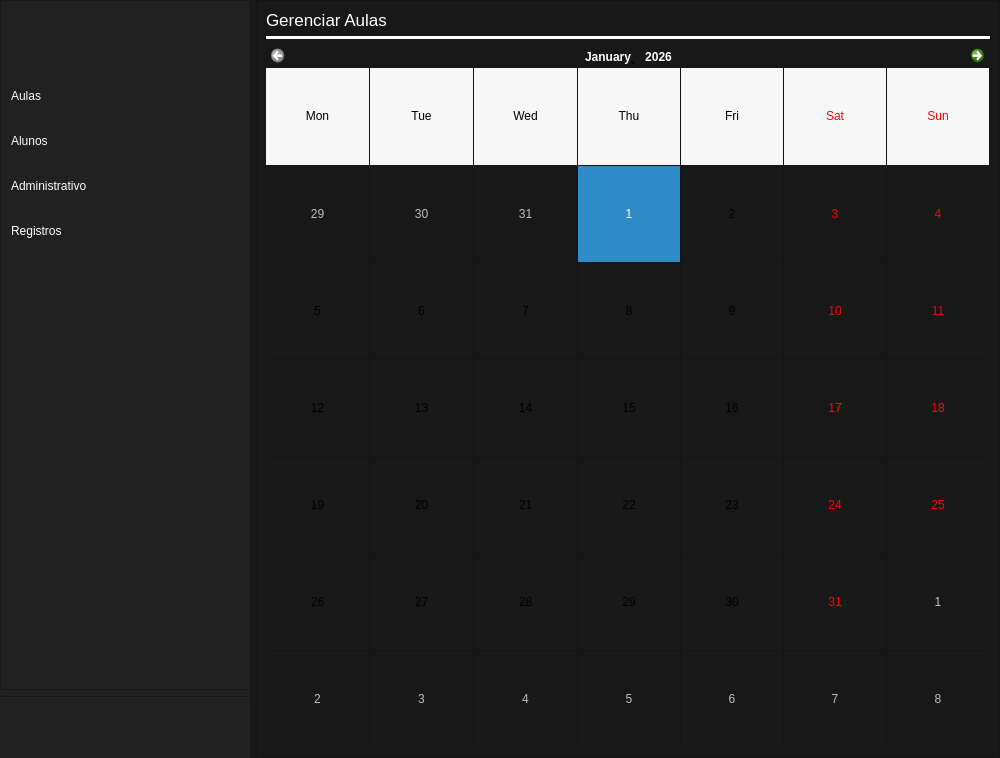
Old version of the form views/ui/raw/main_view.ui in the repository vitorcarnieli/desktop-bjjadmin.
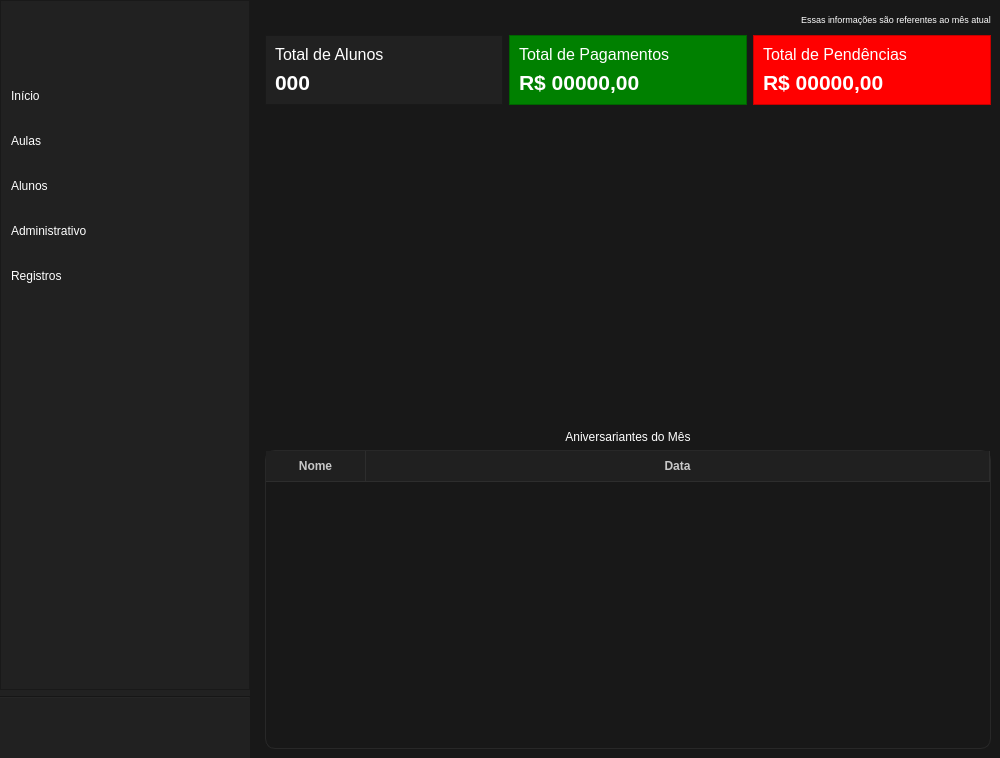
New version of the form. Icons and pictures are not drawn.

```diff
--- a/views/ui/raw/main_view.ui
+++ b/views/ui/raw/main_view.ui
@@ -121,6 +121,38 @@
             </property>
            </widget>
           </item>
+          <item>
+           <widget class="QPushButton" name="btn_home">
+            <property name="minimumSize">
+             <size>
+              <width>0</width>
+              <height>40</height>
+             </size>
+            </property>
+            <property name="styleSheet">
+             <string notr="true">QPushButton {
+	color: rgb(255, 255, 255);
+	border: 0px solid;
+	border-radius: 20px;
+	text-align: left;
+	padding: 10px;
+}
+
+QPushButton:hover {
+	border-radius: 20px!important;
+	background-color:  #303030;
+	color: white;
+}</string>
+            </property>
+            <property name="text">
+             <string>Início</string>
+            </property>
+            <property name="icon">
+             <iconset>
+              <normaloff>../../icons/home.png</normaloff>../../icons/home.png</iconset>
+            </property>
+           </widget>
+          </item>
           <item>
            <widget class="QPushButton" name="btn_menu_lessons">
             <property name="minimumSize">
@@ -335,6 +367,381 @@
       <property name="currentIndex">
        <number>0</number>
       </property>
+      <widget class="QWidget" name="page_home">
+       <layout class="QVBoxLayout" name="verticalLayout_21">
+        <item>
+         <layout class="QHBoxLayout" name="horizontalLayout_11">
+          <item>
+           <spacer name="horizontalSpacer_5">
+            <property name="orientation">
+             <enum>Qt::Orientation::Horizontal</enum>
+            </property>
+            <property name="sizeHint" stdset="0">
+             <size>
+              <width>40</width>
+              <height>20</height>
+             </size>
+            </property>
+           </spacer>
+          </item>
+          <item>
+           <widget class="QLabel" name="label_7">
+            <property name="font">
+             <font>
+              <pointsize>7</pointsize>
+             </font>
+            </property>
+            <property name="styleSheet">
+             <string notr="true">color: rgb(255, 255, 255);</string>
+            </property>
+            <property name="text">
+             <string>Essas informações são referentes ao mês atual</string>
+            </property>
+           </widget>
+          </item>
+         </layout>
+        </item>
+        <item>
+         <layout class="QHBoxLayout" name="horizontalLayout_7">
+          <item>
+           <widget class="QFrame" name="frame_total">
+            <property name="styleSheet">
+             <string notr="true">background-color: rgb(33, 33, 33);</string>
+            </property>
+            <property name="frameShape">
+             <enum>QFrame::Shape::StyledPanel</enum>
+            </property>
+            <property name="frameShadow">
+             <enum>QFrame::Shadow::Raised</enum>
+            </property>
+            <layout class="QVBoxLayout" name="verticalLayout_8">
+             <item>
+              <widget class="QLabel" name="label">
+               <property name="font">
+                <font>
+                 <pointsize>12</pointsize>
+                </font>
+               </property>
+               <property name="styleSheet">
+                <string notr="true">color: rgb(255, 255, 255);</string>
+               </property>
+               <property name="text">
+                <string>Total de Alunos</string>
+               </property>
+              </widget>
+             </item>
+             <item>
+              <widget class="QLabel" name="total_num">
+               <property name="font">
+                <font>
+                 <pointsize>16</pointsize>
+                 <bold>true</bold>
+                </font>
+               </property>
+               <property name="styleSheet">
+                <string notr="true">color: rgb(255, 255, 255);</string>
+               </property>
+               <property name="text">
+                <string>000</string>
+               </property>
+              </widget>
+             </item>
+            </layout>
+           </widget>
+          </item>
+          <item>
+           <widget class="QFrame" name="frame_paied">
+            <property name="styleSheet">
+             <string notr="true">background-color: green;</string>
+            </property>
+            <property name="frameShape">
+             <enum>QFrame::Shape::StyledPanel</enum>
+            </property>
+            <property name="frameShadow">
+             <enum>QFrame::Shadow::Raised</enum>
+            </property>
+            <layout class="QVBoxLayout" name="verticalLayout_9">
+             <item>
+              <widget class="QLabel" name="label_6">
+               <property name="font">
+                <font>
+                 <pointsize>12</pointsize>
+                </font>
+               </property>
+               <property name="styleSheet">
+                <string notr="true">color: rgb(255, 255, 255);</string>
+               </property>
+               <property name="text">
+                <string>Total de Pagamentos</string>
+               </property>
+              </widget>
+             </item>
+             <item>
+              <widget class="QLabel" name="paied_num">
+               <property name="font">
+                <font>
+                 <pointsize>16</pointsize>
+                 <bold>true</bold>
+                </font>
+               </property>
+               <property name="styleSheet">
+                <string notr="true">color: rgb(255, 255, 255);</string>
+               </property>
+               <property name="text">
+                <string>R$ 00000,00</string>
+               </property>
+              </widget>
+             </item>
+            </layout>
+           </widget>
+          </item>
+          <item>
+           <widget class="QFrame" name="frame_peding">
+            <property name="styleSheet">
+             <string notr="true">background-color: rgb(255, 0, 0);</string>
+            </property>
+            <property name="frameShape">
+             <enum>QFrame::Shape::StyledPanel</enum>
+            </property>
+            <property name="frameShadow">
+             <enum>QFrame::Shadow::Raised</enum>
+            </property>
+            <layout class="QVBoxLayout" name="verticalLayout_10">
+             <item>
+              <widget class="QLabel" name="label_23232">
+               <property name="font">
+                <font>
+                 <pointsize>12</pointsize>
+                </font>
+               </property>
+               <property name="styleSheet">
+                <string notr="true">color: rgb(255, 255, 255);</string>
+               </property>
+               <property name="text">
+                <string>Total de Pendências</string>
+               </property>
+              </widget>
+             </item>
+             <item>
+              <widget class="QLabel" name="peding_num">
+               <property name="font">
+                <font>
+                 <pointsize>16</pointsize>
+                 <bold>true</bold>
+                </font>
+               </property>
+               <property name="styleSheet">
+                <string notr="true">color: rgb(255, 255, 255);</string>
+               </property>
+               <property name="text">
+                <string>R$ 00000,00</string>
+               </property>
+              </widget>
+             </item>
+            </layout>
+           </widget>
+          </item>
+         </layout>
+        </item>
+        <item>
+         <layout class="QHBoxLayout" name="horizontalLayout_9">
+          <item>
+           <layout class="QVBoxLayout" name="verticalLayout_12">
+            <item>
+             <spacer name="verticalSpacer_3">
+              <property name="orientation">
+               <enum>Qt::Orientation::Vertical</enum>
+              </property>
+              <property name="sizeHint" stdset="0">
+               <size>
+                <width>20</width>
+                <height>40</height>
+               </size>
+              </property>
+             </spacer>
+            </item>
+            <item>
+             <layout class="QHBoxLayout" name="pie_layout"/>
+            </item>
+            <item>
+             <spacer name="verticalSpacer_2">
+              <property name="orientation">
+               <enum>Qt::Orientation::Vertical</enum>
+              </property>
+              <property name="sizeHint" stdset="0">
+               <size>
+                <width>20</width>
+                <height>40</height>
+               </size>
+              </property>
+             </spacer>
+            </item>
+           </layout>
+          </item>
+          <item>
+           <layout class="QVBoxLayout" name="verticalLayout_13">
+            <item>
+             <spacer name="verticalSpacer_5">
+              <property name="orientation">
+               <enum>Qt::Orientation::Vertical</enum>
+              </property>
+              <property name="sizeHint" stdset="0">
+               <size>
+                <width>20</width>
+                <height>40</height>
+               </size>
+              </property>
+             </spacer>
+            </item>
+            <item>
+             <layout class="QHBoxLayout" name="column_layout"/>
+            </item>
+            <item>
+             <spacer name="verticalSpacer_4">
+              <property name="orientation">
+               <enum>Qt::Orientation::Vertical</enum>
+              </property>
+              <property name="sizeHint" stdset="0">
+               <size>
+                <width>20</width>
+                <height>40</height>
+               </size>
+              </property>
+             </spacer>
+            </item>
+           </layout>
+          </item>
+         </layout>
+        </item>
+        <item>
+         <layout class="QHBoxLayout" name="horizontalLayout_10">
+          <item>
+           <layout class="QVBoxLayout" name="verticalLayout_11">
+            <item>
+             <widget class="QLabel" name="label_8">
+              <property name="styleSheet">
+               <string notr="true">color: rgb(255, 255, 255);</string>
+              </property>
+              <property name="text">
+               <string>Aniversariantes do Mês</string>
+              </property>
+              <property name="alignment">
+               <set>Qt::AlignmentFlag::AlignCenter</set>
+              </property>
+             </widget>
+            </item>
+            <item>
+             <widget class="QTableWidget" name="table_birthday">
+              <property name="styleSheet">
+               <string notr="true">/* QTableWidget / QTableView - Dark Modern */
+
+QTableWidget {
+    background-color: rgb(24, 24, 24);
+    color: rgb(220, 220, 220);
+    gridline-color: rgb(45, 45, 45);
+    border: 1px solid rgb(40, 40, 40);
+    border-radius: 10px;
+    font-size: 13px;
+    selection-background-color: rgb(52, 120, 180);
+    selection-color: white;
+}
+
+/* Linhas alternadas */
+QTableWidget::item:alternate {
+    background-color: rgb(28, 28, 28);
+}
+
+/* Hover */
+QTableWidget::item:hover {
+    background-color: rgb(40, 40, 40);
+}
+
+/* Selecionado */
+QTableWidget::item:selected {
+    background-color: rgb(52, 120, 180);
+    color: white;
+}
+
+/* Header horizontal */
+QHeaderView::section {
+    background-color: rgb(32, 32, 32);
+    color: rgb(200, 200, 200);
+    padding: 6px;
+    border: none;
+    border-bottom: 1px solid rgb(45, 45, 45);
+    border-right: 1px solid rgb(45, 45, 45);
+    font-weight: bold;
+}
+
+/* Header hover */
+QHeaderView::section:hover {
+    background-color: rgb(38, 38, 38);
+}
+
+/* Scrollbars minimalistas */
+QScrollBar:vertical {
+    background: rgb(24, 24, 24);
+    width: 10px;
+    margin: 0;
+}
+
+QScrollBar::handle:vertical {
+    background: rgb(60, 60, 60);
+    border-radius: 5px;
+    min-height: 20px;
+}
+
+QScrollBar::handle:vertical:hover {
+    background: rgb(90, 90, 90);
+}
+
+QScrollBar::add-line,
+QScrollBar::sub-line {
+    height: 0;
+}
+
+/* Foco discreto */
+QTableWidget:focus {
+    outline: none;
+}
+</string>
+              </property>
+              <property name="editTriggers">
+               <set>QAbstractItemView::EditTrigger::NoEditTriggers</set>
+              </property>
+              <property name="selectionMode">
+               <enum>QAbstractItemView::SelectionMode::NoSelection</enum>
+              </property>
+              <attribute name="horizontalHeaderStretchLastSection">
+               <bool>true</bool>
+              </attribute>
+              <attribute name="verticalHeaderVisible">
+               <bool>false</bool>
+              </attribute>
+              <attribute name="verticalHeaderHighlightSections">
+               <bool>false</bool>
+              </attribute>
+              <attribute name="verticalHeaderStretchLastSection">
+               <bool>false</bool>
+              </attribute>
+              <column>
+               <property name="text">
+                <string>Nome</string>
+               </property>
+              </column>
+              <column>
+               <property name="text">
+                <string>Data</string>
+               </property>
+              </column>
+             </widget>
+            </item>
+           </layout>
+          </item>
+         </layout>
+        </item>
+       </layout>
+      </widget>
       <widget class="QWidget" name="page_lesson">
        <layout class="QVBoxLayout" name="verticalLayout_3">
         <property name="spacing">
```
